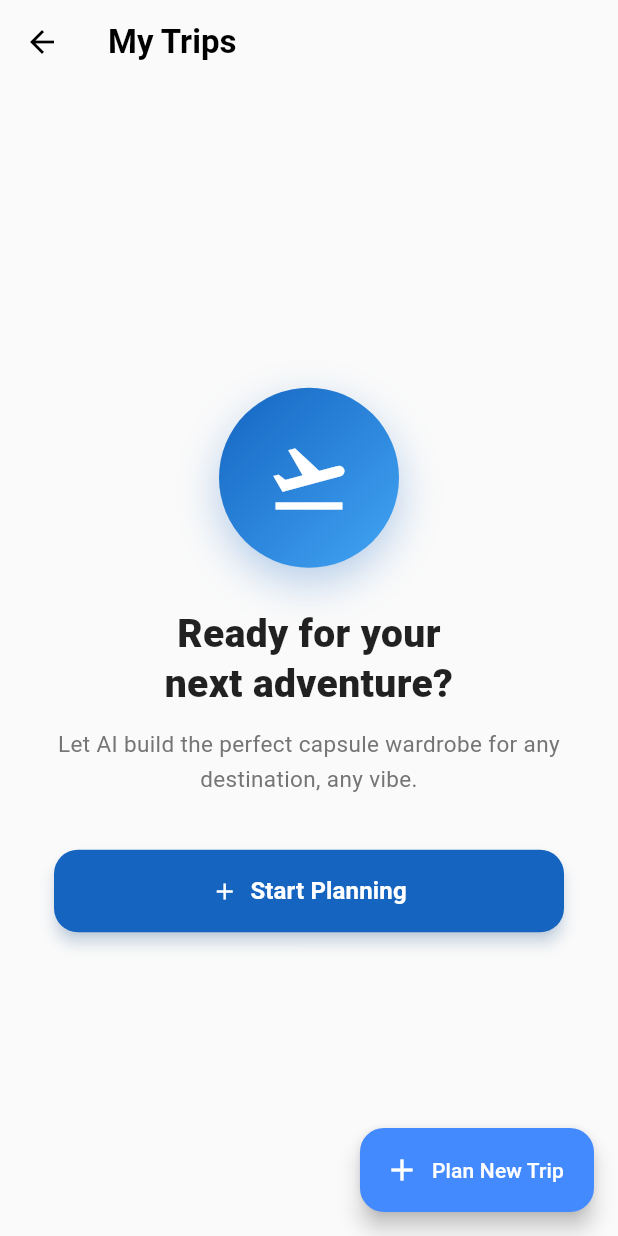
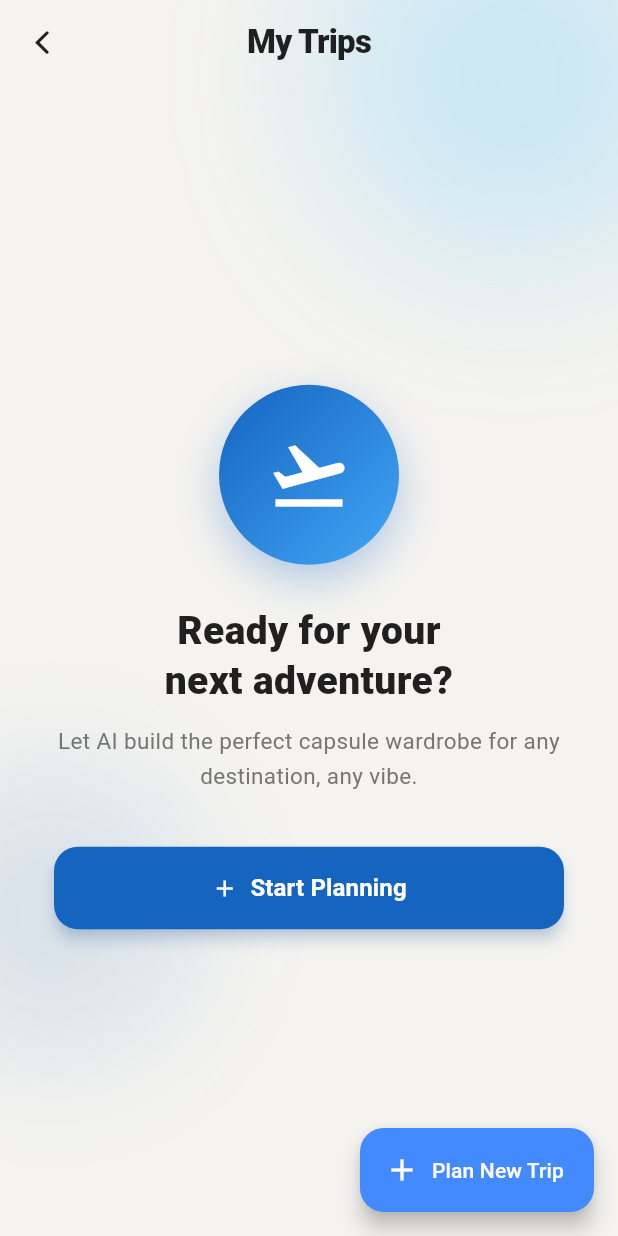
Before and after one commit to Marcu21/wardrobe-master-ai, a Flutter app: the MyTripsScreen screen opened directly, on a phone screen of 412 x 824 dp. Run offline on Flutter 3.47's test engine with Material 3 defaults, Android fonts, the phone set to English and light mode, and no system bars; our stand-ins replace cached_network_image, cloud_firestore, firebase_auth, firebase_core, firebase_storage, flutter_dotenv and 8 more; accounts and stored records are empty; generated files the repository leaves out were written again.

Commit message:
style(ui): apply blob background and custom header to my trips screen

```diff
--- a/mobile_app/lib/screens/my_trips_screen.dart
+++ b/mobile_app/lib/screens/my_trips_screen.dart
@@ -1,9 +1,15 @@
+import 'dart:ui';
+import 'package:flutter/cupertino.dart';
 import 'package:flutter/material.dart';
 import 'package:cloud_firestore/cloud_firestore.dart';
 import '../services/firebase_service.dart';
 import 'package:intl/intl.dart';
 import 'trip_view_screen.dart';
 import 'packing_setup_screen.dart';
+
+const _kBgColor = Color(0xFFF4F3F0);
+const _kBlob1 = Color(0x3840C4FF);
+const _kBlob2 = Color(0x1E1565C0);
 
 class MyTripsScreen extends StatelessWidget {
   const MyTripsScreen({super.key});
@@ -18,16 +24,7 @@
     }
 
     return Scaffold(
-      backgroundColor: Colors.grey[50],
-      appBar: AppBar(
-        title: const Text(
-          "My Trips",
-          style: TextStyle(fontWeight: FontWeight.bold, color: Colors.black),
-        ),
-        backgroundColor: Colors.transparent,
-        elevation: 0,
-        iconTheme: const IconThemeData(color: Colors.black),
-      ),
+      backgroundColor: _kBgColor,
       // Unique heroTag prevents this FAB from Hero-animating into any other screen's FAB
       floatingActionButton: FloatingActionButton.extended(
         heroTag: 'fab_my_trips_plan',
@@ -42,12 +39,84 @@
         backgroundColor: Colors.blueAccent,
         foregroundColor: Colors.white,
       ),
-      body: StreamBuilder<QuerySnapshot>(
-        stream: FirebaseFirestore.instance
-            .collection('trips')
-            .where('user_id', isEqualTo: currentUser.uid)
-            .orderBy('created_at', descending: true)
-            .snapshots(),
+      body: Stack(
+        children: [
+          Positioned.fill(child: ColoredBox(color: _kBgColor)),
+          Positioned(
+            top: -80,
+            right: -60,
+            child: IgnorePointer(
+              child: ImageFiltered(
+                imageFilter: ImageFilter.blur(sigmaX: 50, sigmaY: 50),
+                child: Container(
+                  width: 260,
+                  height: 260,
+                  decoration: const BoxDecoration(
+                    shape: BoxShape.circle,
+                    color: _kBlob1,
+                  ),
+                ),
+              ),
+            ),
+          ),
+          Positioned(
+            bottom: 120,
+            left: -60,
+            child: IgnorePointer(
+              child: ImageFiltered(
+                imageFilter: ImageFilter.blur(sigmaX: 40, sigmaY: 40),
+                child: Container(
+                  width: 190,
+                  height: 190,
+                  decoration: const BoxDecoration(
+                    shape: BoxShape.circle,
+                    color: _kBlob2,
+                  ),
+                ),
+              ),
+            ),
+          ),
+          SafeArea(
+            top: false,
+            child: Column(
+              children: [
+                Padding(
+                  padding: EdgeInsets.only(
+                    top: MediaQuery.of(context).padding.top + 4,
+                    left: 4,
+                    right: 4,
+                  ),
+                  child: Row(
+                    children: [
+                      IconButton(
+                        icon: const Icon(
+                          CupertinoIcons.back,
+                          color: Colors.black87,
+                        ),
+                        onPressed: () => Navigator.pop(context),
+                      ),
+                      Expanded(
+                        child: Text(
+                          'My Trips',
+                          textAlign: TextAlign.center,
+                          style: Theme.of(context).textTheme.titleLarge?.copyWith(
+                            color: Colors.black87,
+                            fontWeight: FontWeight.w900,
+                            letterSpacing: -0.5,
+                          ),
+                        ),
+                      ),
+                      const SizedBox(width: 48),
+                    ],
+                  ),
+                ),
+                Expanded(
+                  child: StreamBuilder<QuerySnapshot>(
+          stream: FirebaseFirestore.instance
+              .collection('trips')
+              .where('user_id', isEqualTo: currentUser.uid)
+              .orderBy('created_at', descending: true)
+              .snapshots(),
         builder: (context, snapshot) {
           if (snapshot.connectionState == ConnectionState.waiting) {
             return const Center(child: CircularProgressIndicator());
@@ -311,6 +380,12 @@
           );
         },
       ),
+                ),
+              ],
+            ),
+          ),
+        ],
+      ),
     );
   }
 
```
